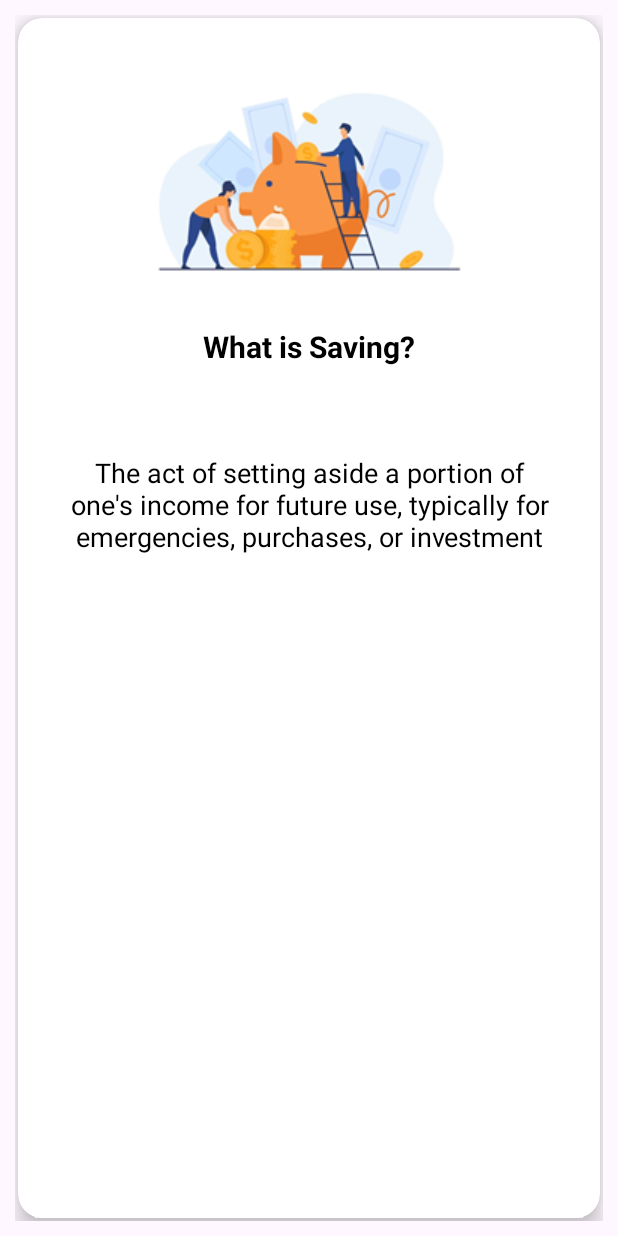
After one commit to samueljuma/Financial-Literacy-101, an Android app: the layout debt_item_card.xml on its own in the app's theme, with its tools: preview values and no code run, on a phone screen of 412 x 824 dp. The commit adds this screen. Run offline under Robolectric (Android 15) with nearby library versions, the phone set to English and light mode, and no system bars.

Commit message:
implement debtScreen v1

```diff
--- /dev/null
+++ b/app/src/main/res/layout/debt_item_card.xml
@@ -0,0 +1,64 @@
+<?xml version="1.0" encoding="utf-8"?>
+<layout xmlns:android="http://schemas.android.com/apk/res/android"
+    xmlns:app="http://schemas.android.com/apk/res-auto"
+    xmlns:tools="http://schemas.android.com/tools">
+    <data>
+        <variable
+            name="debtItem"
+            type="com.sjcreatives.financialliteracy101.data.models.DebtItem" />
+    </data>
+    <LinearLayout
+        android:layout_width="match_parent"
+        android:layout_margin="10dp"
+        android:layout_marginBottom="4dp"
+        android:orientation="vertical"
+        android:layout_height="match_parent">
+        <androidx.cardview.widget.CardView
+            android:paddingBottom="40dp"
+            android:background="?attr/colorSurface"
+            android:layout_width="match_parent"
+            android:layout_height="match_parent"
+            app:cardElevation="8dp"
+            app:cardCornerRadius="16dp"
+            android:layout_margin="2dp">
+            <LinearLayout
+                android:layout_width="match_parent"
+                android:orientation="vertical"
+                android:layout_height="match_parent">
+                <ImageView
+                    android:layout_marginTop="40dp"
+                    android:layout_width="wrap_content"
+                    android:layout_height="wrap_content"
+                    android:src="@{debtItem.image}"
+                    tools:src="@drawable/saving"
+                    android:layout_gravity="center_horizontal"/>
+
+                <TextView
+                    android:layout_marginTop="30dp"
+                    android:layout_marginBottom="30dp"
+                    android:layout_width="wrap_content"
+                    android:layout_height="wrap_content"
+                    tools:text="@string/saving_title1"
+                    android:text="@{debtItem.title}"
+                    android:textSize="20sp"
+                    android:textColor="@color/black"
+                    android:layout_gravity="center_horizontal"
+                    android:textStyle="bold"/>
+
+                <TextView
+                    android:layout_width="wrap_content"
+                    android:layout_height="wrap_content"
+                    android:layout_gravity="center_horizontal"
+                    android:layout_margin="8dp"
+                    android:textColor="@color/black"
+                    android:textAlignment="center"
+                    android:padding="20dp"
+                    android:text="@{debtItem.info}"
+                    tools:text="@string/saving_def"
+                    android:textSize="18sp" />
+            </LinearLayout>
+
+        </androidx.cardview.widget.CardView>
+
+    </LinearLayout>
+</layout>
```
Also changed, not shown: app/src/main/java/com/sjcreatives/financialliteracy101/data/models/DebtItem.kt (added, +8 -0 lines), app/src/main/java/com/sjcreatives/financialliteracy101/ui/debt/DebtFragment.kt (+35 -1 lines), app/src/main/java/com/sjcreatives/financialliteracy101/ui/debt/DebtItemAdapter.kt (added, +45 -0 lines), app/src/main/java/com/sjcreatives/financialliteracy101/ui/debt/DebtViewModel.kt (added, +16 -0 lines), app/src/main/res/layout/fragment_debt.xml (+96 -8 lines).
